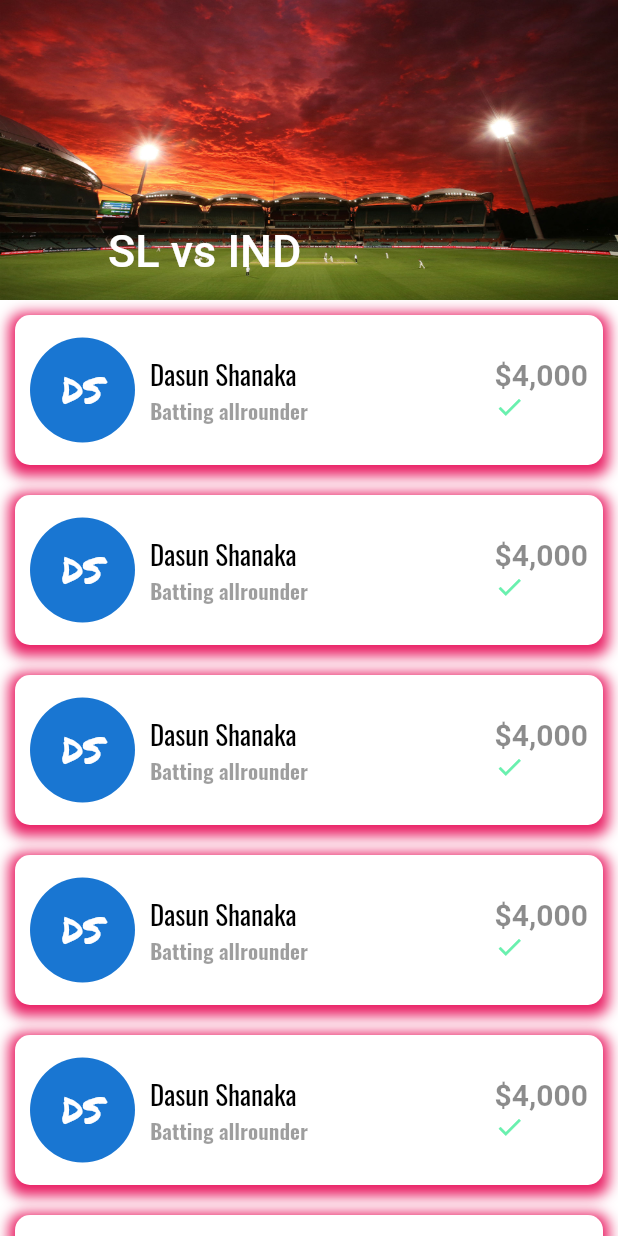
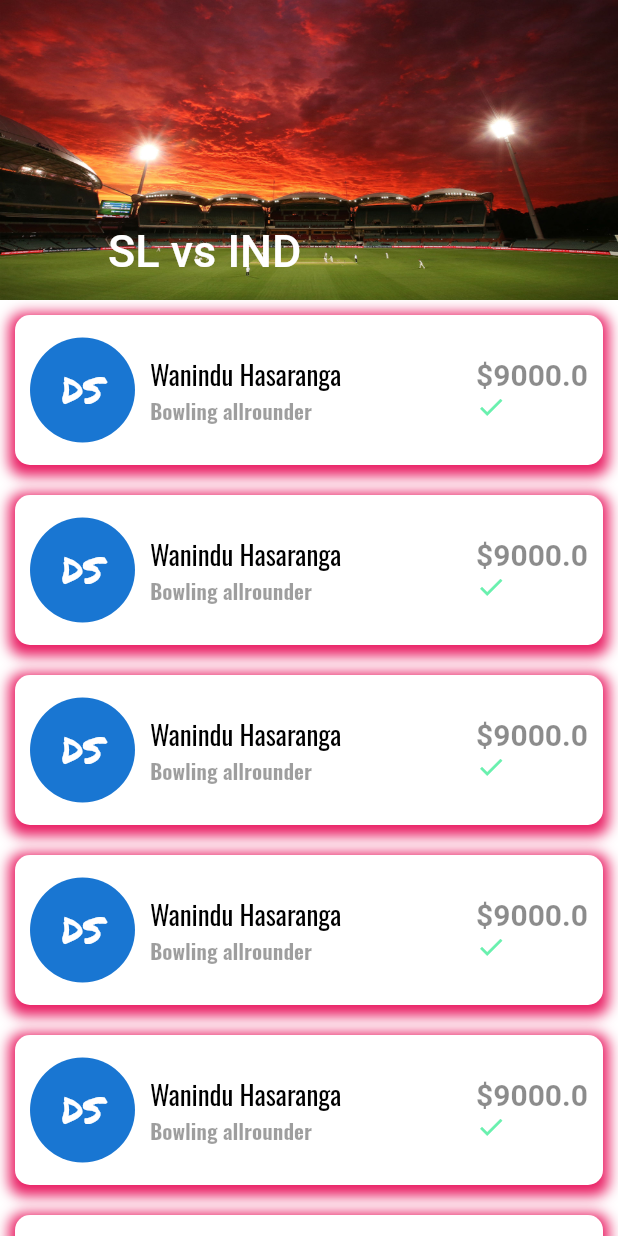
Before and after one commit to sukie2/flutter-smash-it-fantasy-league, a Flutter app: the screen it shows after launch, on a phone screen of 412 x 824 dp. Run offline on Flutter 3.47's test engine with Material 2 defaults, Android fonts, the phone set to English and light mode, and no system bars; our stand-ins replace google_fonts.

Commit message:
Added player info row

```diff
--- /dev/null
+++ b/lib/models/player.dart
@@ -0,0 +1,7 @@
+class Player {
+  final String name;
+  final double cost;
+  final String type;
+
+  Player(this.name, this.cost, this.type);
+}
--- a/lib/screens/palyer_selection_screen.dart
+++ b/lib/screens/palyer_selection_screen.dart
@@ -1,4 +1,5 @@
 import 'package:flutter/material.dart';
+import 'package:smash_it/models/player.dart';
 import 'package:smash_it/widgets/game_info_widget.dart';
 import 'package:smash_it/widgets/player_row.dart';
 
@@ -10,6 +11,9 @@ class PlayerSelectionScreen extends StatefulWidget {
 }
 
 class _PlayerSelectionScreenState extends State<PlayerSelectionScreen> {
+  var player1 = Player('Wanindu Hasaranga', 9000, 'Bowling allrounder');
+  var player2 = Player('Dasun Shanaka', 5000, 'Batting allrounder');
+
   @override
   Widget build(BuildContext context) {
     return CustomScrollView(
@@ -28,7 +32,7 @@ class _PlayerSelectionScreenState extends State<PlayerSelectionScreen> {
           itemExtent: 120.0,
           delegate: SliverChildBuilderDelegate(
             (BuildContext context, int index) {
-              return PlayerRow();
+              return PlayerRow(player1);
             },
             childCount: 50,
           ),
--- a/lib/widgets/player_row.dart
+++ b/lib/widgets/player_row.dart
@@ -1,8 +1,12 @@
 import 'package:flutter/material.dart';
 import 'package:google_fonts/google_fonts.dart';
 import 'package:smash_it/constants/text_constants.dart';
+import 'package:smash_it/models/player.dart';
 
 class PlayerRow extends StatelessWidget {
+  final Player player;
+  PlayerRow(this.player);
+
   @override
   Widget build(BuildContext context) {
     return InkWell(
@@ -43,12 +47,12 @@ class PlayerRow extends StatelessWidget {
                 crossAxisAlignment: CrossAxisAlignment.start,
                 children: [
                   Text(
-                    'Dasun Shanaka',
+                    player.name,
                     style: GoogleFonts.oswald(
                         textStyle: TextConstants.kPlayerName),
                   ),
                   Text(
-                    'Batting allrounder',
+                    player.type,
                     style: GoogleFonts.oswald(
                         textStyle: TextConstants.kPlayerCategory),
                   ),
@@ -62,7 +66,7 @@ class PlayerRow extends StatelessWidget {
                   Padding(
                       padding: EdgeInsets.only(right: 10),
                       child: Text(
-                        '\$4,000',
+                        '\$${player.cost}',
                         style: TextConstants.kPlayerCost,
                       )),
                   Icon(
```
Also changed, not shown: 3 other files.
